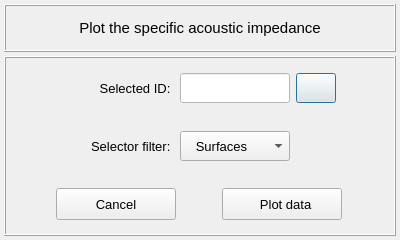
Above: vibra/interface/data/ui_files/plots/acoustic/plot_specific_acoustic_impedance_input.ui from MOPT-UFSC/VIBRA before the change. Below: the same form after it.
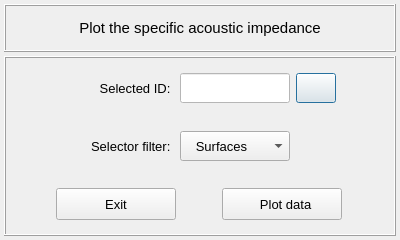
That is the form after the change. Icons and pictures are not drawn.

Commit message: Replaces the Cancel text with Exit in the Close buttons

```diff
--- a/vibra/interface/data/ui_files/plots/acoustic/plot_specific_acoustic_impedance_input.ui
+++ b/vibra/interface/data/ui_files/plots/acoustic/plot_specific_acoustic_impedance_input.ui
@@ -434,7 +434,7 @@
             <string notr="true"/>
            </property>
            <property name="text">
-            <string>Cancel</string>
+            <string>Exit</string>
            </property>
            <property name="flat">
             <bool>false</bool>
```
Left out of the diff: 2 changed lines with no effect on the pictures. The commit also changes 53 other files.
